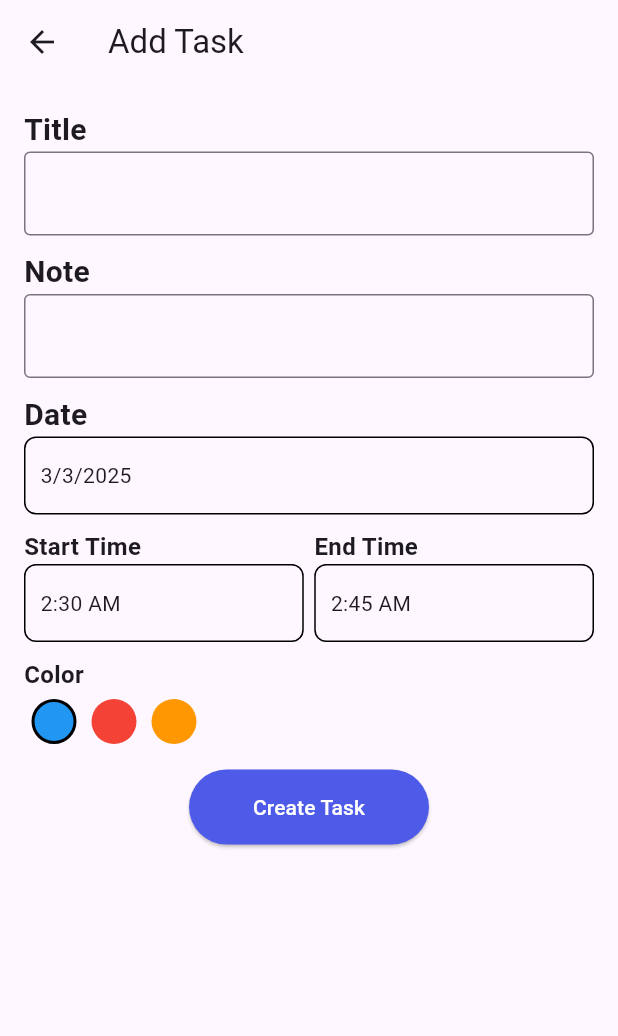
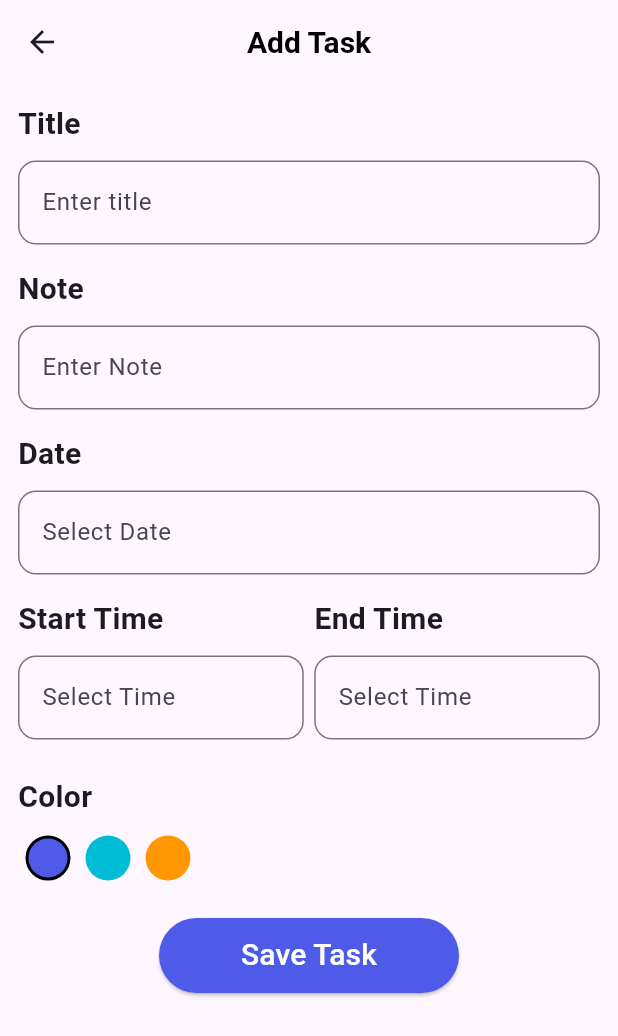
Before and after one commit to Rahmaeisa2/taskati, a Flutter app: the AddTaskScreen screen opened directly, on a phone screen of 412 x 824 dp. Shown: the top 1036 px of the screen. Run offline on Flutter 3.47's test engine with Material 3 defaults, Android fonts, the phone set to English and light mode, and no system bars; network calls fail.

Commit message:
new updates

```diff
--- a/lib/feature/add_task/add_task.dart
+++ b/lib/feature/add_task/add_task.dart
@@ -1,141 +1,143 @@
-import 'package:flutter/cupertino.dart';
 import 'package:flutter/material.dart';
-import 'package:flutter/widgets.dart';
-import 'package:intl/intl.dart';
 import 'package:notes_app/core/utils/colors.dart';
+import 'package:notes_app/core/utils/style.dart';
+import 'package:notes_app/feature/add_task/widget/text_form_filed.dart';
 
 class AddTaskScreen extends StatefulWidget {
+  const AddTaskScreen({super.key});
+
   @override
-  _AddTaskScreenState createState() => _AddTaskScreenState();
+  State<AddTaskScreen> createState() => _AddTaskScreenState();
 }
 
 class _AddTaskScreenState extends State<AddTaskScreen> {
-  final TextEditingController _titleController = TextEditingController();
-  final TextEditingController _noteController = TextEditingController();
-  DateTime _selectedDate = DateTime.now();
-  TimeOfDay _startTime = TimeOfDay(hour: 2, minute: 30);
-  TimeOfDay _endTime = TimeOfDay(hour: 2, minute: 45);
+  final GlobalKey<FormState> formKey = GlobalKey<FormState>();
+  final TextEditingController titleController = TextEditingController();
+  final TextEditingController noteController = TextEditingController();
+
+  DateTime? selectedDate;
+  TimeOfDay? startTime;
+  TimeOfDay? endTime;
   int _selectedColorIndex = 0;
+  List<Color> colorOptions = [AppColors.primaryColor, Colors.cyan, Colors.orange];
 
-  List<Color> colorOptions = [Colors.blue, Colors.red, Colors.orange];
-
-  void _pickDate() async {
-    DateTime? pickedDate = await showDatePicker(
-      context: context,
-      initialDate: _selectedDate,
-      firstDate: DateTime.now(),
-      lastDate: DateTime(2101),
-    );
-    if (pickedDate != null) {
-      setState(() {
-        _selectedDate = pickedDate;
-      });
-    }
-  }
-
-  void _pickTime({required bool isStartTime}) async {
-    TimeOfDay? pickedTime = await showTimePicker(
-      context: context,
-      initialTime: isStartTime ? _startTime : _endTime,
-    );
-    if (pickedTime != null) {
-      setState(() {
-        if (isStartTime) {
-          _startTime = pickedTime;
-        } else {
-          _endTime = pickedTime;
-        }
-      });
-    }
-  }
-
-  void _createTask() {
-    if (_titleController.text.isNotEmpty) {
-      print("Task Created: ${_titleController.text}, Date: ${DateFormat.yMd().format(_selectedDate)}");
-      Navigator.pop(context); // الرجوع للشاشة السابقة
-    } else {
-      ScaffoldMessenger.of(context).showSnackBar(SnackBar(content: Text("Please enter a title!")));
-    }
-  }
 
   @override
   Widget build(BuildContext context) {
     return Scaffold(
-      appBar: AppBar(title: Text("Add Task")),
-      body: SingleChildScrollView(
-        child: Padding(
-          padding: EdgeInsets.all(16.0),
-          child: Column(
-            crossAxisAlignment: CrossAxisAlignment.start,
-            children: [
-              Text("Title", style: TextStyle(fontSize: 20, fontWeight: FontWeight.bold)),
-              TextField(controller: _titleController, decoration: InputDecoration(border: OutlineInputBorder())),
-
-              SizedBox(height: 10),
-
-              Text("Note", style: TextStyle(fontSize: 20, fontWeight: FontWeight.bold)),
-              TextField(controller: _noteController, decoration: InputDecoration(border: OutlineInputBorder())),
-
-              SizedBox(height: 10),
-
-              Text("Date", style: TextStyle(fontSize: 20, fontWeight: FontWeight.bold)),
-              GestureDetector(
-                onTap: _pickDate,
-                child: Container(
-                  width: double.infinity,
-                  padding: EdgeInsets.symmetric(vertical: 15, horizontal: 10),
-                  decoration: BoxDecoration(border: Border.all(), borderRadius: BorderRadius.circular(8)),
-                  child: Text(DateFormat.yMd().format(_selectedDate)),
+      appBar: AppBar(
+        centerTitle: true,
+        title: Text(
+          "Add Task",
+          style: AppTextStyle.fontStyle20Bold.copyWith(
+            color: Colors.black,
           ),
         ),
+      ),
+      body: SingleChildScrollView(
+        child: Form(
+          key: formKey,
+          child: Padding(
+            padding: const EdgeInsets.symmetric(horizontal: 12, vertical: 12),
+            child: Column(
+              mainAxisSize: MainAxisSize.min,
+              children: [
+                TextFormFieldWithTitle(
+                  title: "Title",
+                  hintText: "Enter title",
+                  controller: titleController,
+                ),
+                TextFormFieldWithTitle(
+                  title: "Note",
+                  hintText: "Enter Note",
+                  controller: noteController,
+    validator: (value) {
+    if (value == null || value.isEmpty) {
+    return "Note cannot be empty";}}
 
-              SizedBox(height: 10),
-
+                ),
+                TextFormFieldWithTitle(
+                  title: "Date",
+                  hintText: selectedDate != null
+                      ? "${selectedDate!.day}/${selectedDate!.month}/${selectedDate!.year}"
+                      : "Select Date",
+                  readOnly: true,
+                  onTap: () async {
+                    DateTime? pickedDate = await showDatePicker(
+                      context: context,
+                      firstDate: DateTime.now(),
+                      lastDate: DateTime(2027),
+                    );
+                    if (pickedDate != null) {
+                      setState(() {
+                        selectedDate = pickedDate;
+                      });
+                    }
+                  },
+                ),
                 Row(
                   children: [
                     Expanded(
                       child: Column(
-                      crossAxisAlignment: CrossAxisAlignment.start,
                         children: [
-                        Text("Start Time", style: TextStyle(fontSize: 16, fontWeight: FontWeight.bold)),
-                        GestureDetector(
-                          onTap: () => _pickTime(isStartTime: true),
-                          child: Container(
-                            width: double.infinity,
-                            padding: EdgeInsets.symmetric(vertical: 15, horizontal: 10),
-                            decoration: BoxDecoration(border: Border.all(), borderRadius: BorderRadius.circular(8)),
-                            child: Text(_startTime.format(context)),
-                          ),
+                          TextFormFieldWithTitle(
+                            readOnly: true,
+                            title: "Start Time",
+                            hintText: startTime != null
+                                ? startTime!.format(context)
+                                : "Select Time",
+                            onTap: () async {
+                              TimeOfDay? pickedTime = await showTimePicker(
+                                context: context,
+                                initialTime: TimeOfDay.now(),
+                              );
+                              if (pickedTime != null) {
+                                setState(() {
+                                  startTime = pickedTime;
+                                });
+                              }
+                            },
                           ),
                         ],
                       ),
                     ),
-                  SizedBox(
-                    width: 7,
-                  ),
+                    SizedBox(width: 7),
                     Expanded(
                       child: Column(
-                      crossAxisAlignment: CrossAxisAlignment.start,
                         children: [
-                        Text("End Time", style: TextStyle(fontSize: 16, fontWeight: FontWeight.bold)),
-                        GestureDetector(
-                          onTap: () => _pickTime(isStartTime: false),
-                          child: Container(
-                            width: double.infinity,
-                            padding: EdgeInsets.symmetric(vertical: 15, horizontal: 10),
-                            decoration: BoxDecoration(border: Border.all(), borderRadius: BorderRadius.circular(8)),
-                            child: Text(_endTime.format(context)),
-                          ),
+                          TextFormFieldWithTitle(
+                            readOnly: true,
+                            title: "End Time",
+                            hintText: endTime != null
+                                ? endTime!.format(context)
+                                : "Select Time",
+                            onTap: () async {
+                              TimeOfDay? pickedTime = await showTimePicker(
+                                context: context,
+                                initialTime: TimeOfDay.now(),
+                              );
+                              if (pickedTime != null) {
+                                setState(() {
+                                  endTime = pickedTime;
+                                });
+                              }
+                            },
                           ),
                         ],
                       ),
                     ),
                   ],
                 ),
-
-              SizedBox(height: 10),
-
-              Text("Color", style: TextStyle(fontSize: 16, fontWeight: FontWeight.bold)),
+                SizedBox(
+                  height: 9,
+                ),
+                Column(
+                  crossAxisAlignment: CrossAxisAlignment.start,
+                  children: [
+                    Text("Color", style: TextStyle(fontSize: 20, fontWeight: FontWeight.bold)),
+                    SizedBox(
+                      height: 6,
+                    ),
                     Row(
                       children: List.generate(
                         colorOptions.length,
@@ -155,27 +157,30 @@ class _AddTaskScreenState extends State<AddTaskScreen> {
                       ),
 
                     ),
-              SizedBox(
-                height: 12,
-              ),
-              Center(
-                child: SizedBox(
-                  width: 160,
+                  ],
+                )
+             ,
+                SizedBox(height: 20),
+                Container(
+                  width: 200,
                   height: 50,
                   child: ElevatedButton(
-                   style:ElevatedButton.styleFrom(
-                        backgroundColor: AppColors.primaryColor, // لون الخلفية
-                        foregroundColor: Colors.white
+                    style: ElevatedButton.styleFrom(
+                      backgroundColor: AppColors.primaryColor,
+
+
                     ),
-                    onPressed: (){},
-                    child: Text("Create Task",
-                    style: TextStyle(
-                    ),),
+                    onPressed: () {
+                      if (formKey.currentState!.validate()) {
+
+                      }
+                    },
+                    child: Text("Save Task",
+                    style:TextStyle(color: Colors.white,fontSize: 20),
                   ),
+                ),)
+              ],
             ),
-              ),
-
-            ],
           ),
         ),
       ),
--- a/lib/feature/add_task/widget/text_form_filed.dart
+++ b/lib/feature/add_task/widget/text_form_filed.dart
@@ -0,0 +1,53 @@
+import 'package:flutter/material.dart';
+
+
+import '../../../core/utils/colors.dart';
+import '../../../core/utils/style.dart';
+
+
+class TextFormFieldWithTitle extends StatelessWidget {
+  final String title;
+  final String hintText;
+  final Widget? suffixIcon;
+  final TextEditingController? controller;
+
+  final bool readOnly;
+  final String? Function(String?)? validator;
+  final void Function()? onTap;
+  const TextFormFieldWithTitle({super.key, required this.title, required this.hintText, this.suffixIcon,  this.readOnly=false, this.onTap, this.controller, this.validator,});
+
+  @override
+  Widget build(BuildContext context) {
+    return Column(
+      crossAxisAlignment: CrossAxisAlignment.start,
+      children: [
+        Text(title,style: AppTextStyle.fontStyle20Bold,),
+        SizedBox(height: 10,),
+        TextFormField(
+          validator: (value){
+            if (value == null){
+              debugPrint("This field is required");
+            }
+          },
+          onTap:onTap ,
+          readOnly: readOnly,
+          decoration: InputDecoration(
+              hintText: hintText,
+              suffixIcon:suffixIcon ,
+              border: OutlineInputBorder(
+                borderRadius: BorderRadius.circular(12),
+              ),
+              disabledBorder: OutlineInputBorder(
+                borderRadius: BorderRadius.circular(12),
+              ),
+              focusedBorder: OutlineInputBorder(
+                  borderRadius: BorderRadius.circular(12),
+                  borderSide: BorderSide(color: AppColors.primaryColor)
+              )
+          ),
+        ),
+        SizedBox(height: 15,),
+      ],
+    );
+  }
+}
```
Lines whose indentation alone changed are shown as unchanged.
